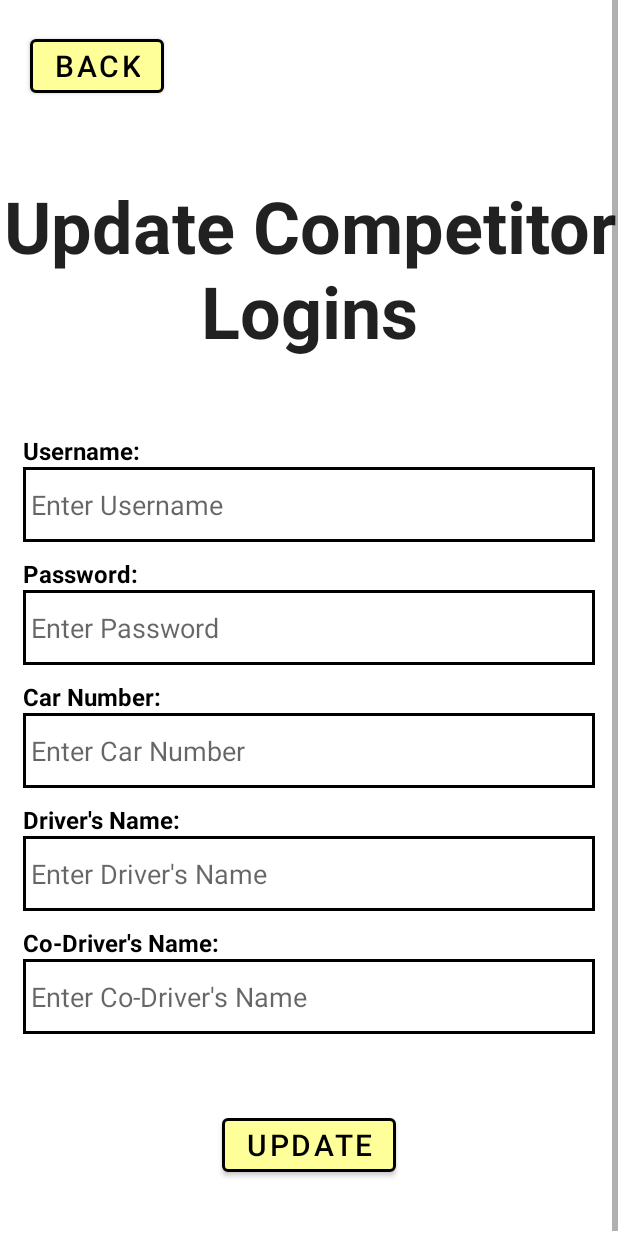
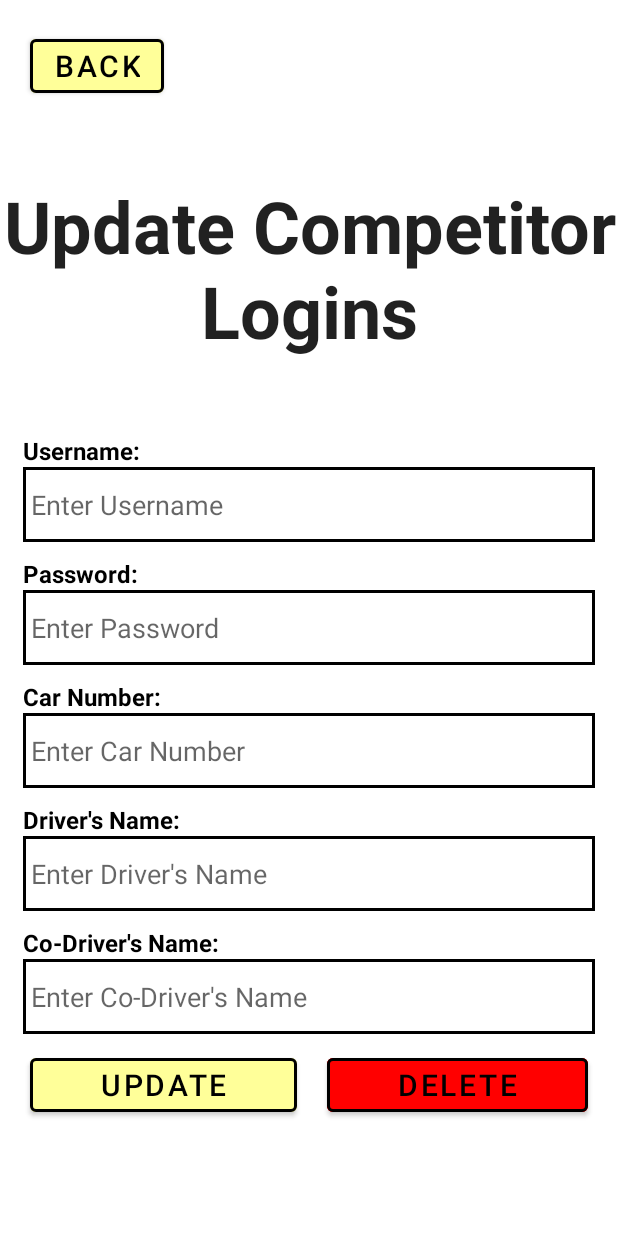
Before and after one commit to skmann1800/Rally-Time-Card-App, an Android app: the layout activity_update_comp.xml on its own in the app's theme, with its tools: preview values and no code run, on a phone screen of 412 x 824 dp. Run offline under Robolectric (Android 15) with nearby library versions, the phone set to English and light mode, and no system bars.

Commit message:
Added Delete Comp Account button
Added a functional delete button on the update competitor page

```diff
--- a/app/src/main/java/com/example/rallytimingapp/activities/CompListActivity.java
+++ b/app/src/main/java/com/example/rallytimingapp/activities/CompListActivity.java
@@ -74,7 +74,6 @@ public class CompListActivity extends AppCompatActivity implements AdapterView.O
         competitor = compDatabaseHelper.getCompetitorByDriver(compName);
         int compID = competitor.getCompId();
         Intent intent = new Intent(this, UpdateCompActivity.class);
-        intent.putExtra("MESSAGE", "Update Competitor Details");
         intent.putExtra("COMP_ID", compID);
         startActivity(intent);
     }
--- a/app/src/main/res/layout/activity_update_comp.xml
+++ b/app/src/main/res/layout/activity_update_comp.xml
@@ -168,19 +168,43 @@
                 android:inputType="text"
                 android:paddingLeft="5dp" />
 
+            <LinearLayout
+                android:layout_width="match_parent"
+                android:layout_height="wrap_content"
+                android:orientation="horizontal">
+
                 <Button
                     android:id="@+id/updateCompButton"
                     android:layout_width="wrap_content"
                     android:layout_height="wrap_content"
                     android:layout_gravity="center_horizontal"
-                android:layout_marginTop="40dp"
-                android:layout_marginBottom="40dp"
+                    android:layout_marginLeft="20dp"
+                    android:layout_marginRight="10dp"
+                    android:layout_weight="1"
                     android:backgroundTint="@color/yellow"
                     android:text="UPDATE"
                     android:textColor="@color/black"
                     android:textSize="20sp"
                     app:strokeColor="@color/black"
                     app:strokeWidth="2dp" />
+
+                <Button
+                    android:id="@+id/deleteCompButton"
+                    android:layout_width="wrap_content"
+                    android:layout_height="wrap_content"
+                    android:layout_gravity="center_horizontal"
+                    android:layout_marginLeft="10dp"
+                    android:layout_marginRight="20dp"
+                    android:layout_weight="1"
+                    android:backgroundTint="@color/red"
+                    android:text="delete"
+                    android:textColor="@color/black"
+                    android:textSize="20sp"
+                    app:strokeColor="@color/black"
+                    app:strokeWidth="2dp" />
+
+            </LinearLayout>
+
         </LinearLayout>
     </ScrollView>
 </androidx.constraintlayout.widget.ConstraintLayout>
```
Also changed, not shown: app/src/main/java/com/example/rallytimingapp/activities/MainActivity.java (+0 -16 lines), app/src/main/java/com/example/rallytimingapp/activities/UpdateCompActivity.java (+24 -2 lines). Lines whose indentation alone changed are shown as unchanged.
